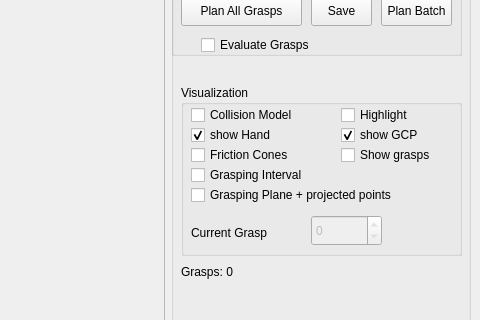
Above: Tools/SkeletonGraspPlanner/SkeletonGraspPlanner.ui from ProtolabSBRE/simox-cgal before the change; both pictures show x 599 to 1079 and y 344 to 664 of the 1079 by 819 pixel window. Below: the same form after it.
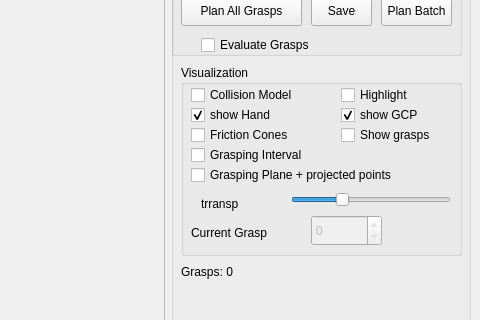
That is the form after the change.

```diff
--- a/Tools/SkeletonGraspPlanner/SkeletonGraspPlanner.ui
+++ b/Tools/SkeletonGraspPlanner/SkeletonGraspPlanner.ui
@@ -385,9 +385,9 @@
        <property name="geometry">
         <rect>
          <x>10</x>
-         <y>420</y>
+         <y>400</y>
          <width>281</width>
-         <height>171</height>
+         <height>191</height>
         </rect>
        </property>
        <property name="title">
@@ -484,7 +484,7 @@
         <property name="geometry">
          <rect>
           <x>130</x>
-          <y>130</y>
+          <y>150</y>
           <width>71</width>
           <height>31</height>
          </rect>
@@ -500,7 +500,7 @@
         <property name="geometry">
          <rect>
           <x>10</x>
-          <y>140</y>
+          <y>160</y>
           <width>121</width>
           <height>16</height>
          </rect>
@@ -535,6 +535,38 @@
          <string>Grasping Plane + projected points</string>
         </property>
        </widget>
+       <widget class="QSlider" name="horizontalSliderTr">
+        <property name="geometry">
+         <rect>
+          <x>110</x>
+          <y>120</y>
+          <width>160</width>
+          <height>29</height>
+         </rect>
+        </property>
+        <property name="maximum">
+         <number>100</number>
+        </property>
+        <property name="value">
+         <number>30</number>
+        </property>
+        <property name="orientation">
+         <enum>Qt::Horizontal</enum>
+        </property>
+       </widget>
+       <widget class="QLabel" name="label">
+        <property name="geometry">
+         <rect>
+          <x>20</x>
+          <y>130</y>
+          <width>67</width>
+          <height>17</height>
+         </rect>
+        </property>
+        <property name="text">
+         <string>trransp</string>
+        </property>
+       </widget>
       </widget>
       <widget class="QLabel" name="labelInfo">
        <property name="geometry">
```
